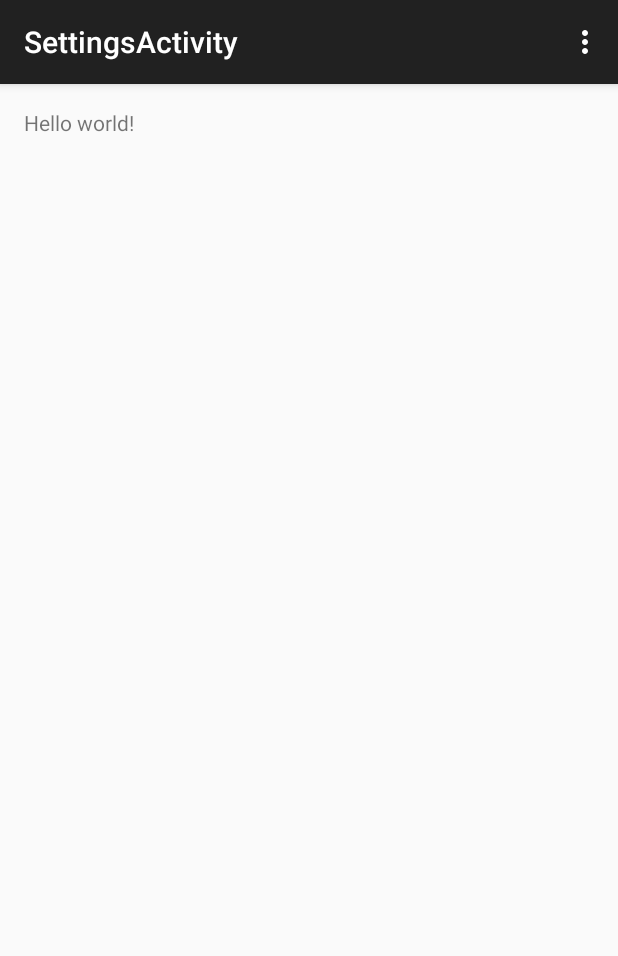
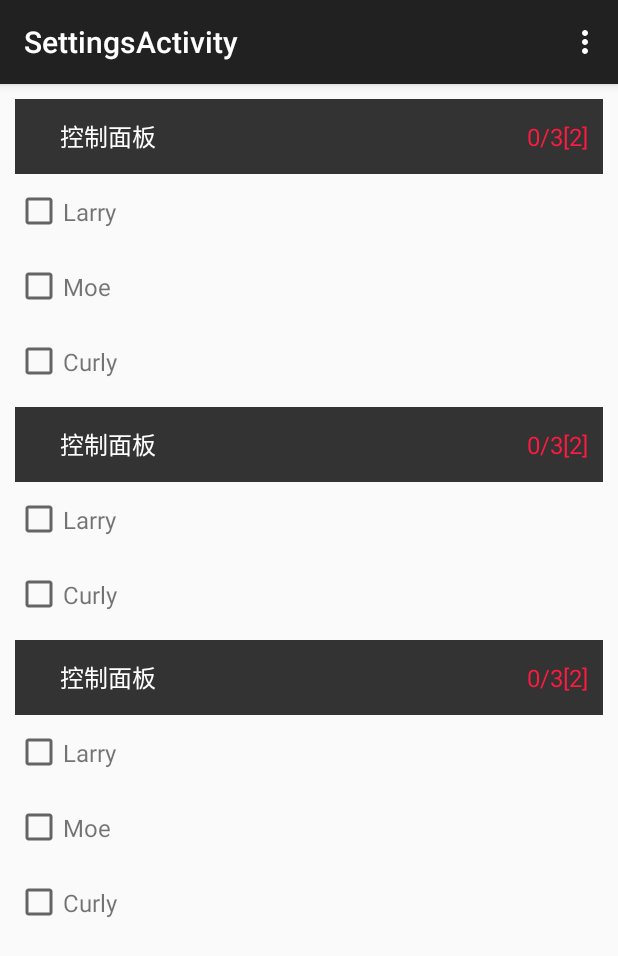
Before and after one commit to offbye/PiBoat, an Android app: the SettingsActivity screen opened directly, with no data from a screen before it, on a phone screen of 412 x 824 dp. Shown: the top 956 px of the screen. Run offline under Robolectric (Android 15) with nearby library versions, the phone set to English and light mode, and no system bars; our stand-ins replace ButterKnife.

Commit message:
设置jiemian

```diff
--- a/androidapp/app/src/main/java/com/qianmi/boat/activity/SettingsActivity.java
+++ b/androidapp/app/src/main/java/com/qianmi/boat/activity/SettingsActivity.java
@@ -1,18 +1,33 @@
 package com.qianmi.boat.activity;
 
+import android.os.Bundle;
 import android.support.v7.app.AppCompatActivity;
-import android.os.Bundle;
 import android.view.Menu;
 import android.view.MenuItem;
 
 import com.qianmi.boat.R;
+import com.qianmi.boat.widget.CheckListRelativeLayout;
+
+import java.util.Arrays;
+
+import butterknife.Bind;
+import butterknife.ButterKnife;
 
 public class SettingsActivity extends AppCompatActivity {
+
+    @Bind(R.id.linar_setting1)
+    CheckListRelativeLayout linarSetting1;
+    @Bind(R.id.linar_setting2)
+    CheckListRelativeLayout linarSetting2;
+    @Bind(R.id.linar_setting3)
+    CheckListRelativeLayout linarSetting3;
 
     @Override
     protected void onCreate(Bundle savedInstanceState) {
         super.onCreate(savedInstanceState);
         setContentView(R.layout.activity_settings);
+        ButterKnife.bind(this);
+        settData();
     }
 
     @Override
@@ -36,4 +51,11 @@ public class SettingsActivity extends AppCompatActivity {
 
         return super.onOptionsItemSelected(item);
     }
+
+    private void settData() {
+        linarSetting1.setListViews( Arrays.asList("Larry", "Moe", "Curly"));
+        linarSetting2.setListViews( Arrays.asList("Larry", "Curly"));
+        linarSetting3.setListViews( Arrays.asList("Larry", "Moe", "Curly"));
+
+    }
 }
--- /dev/null
+++ b/androidapp/app/src/main/java/com/qianmi/boat/envent/DataChangeListener.java
@@ -0,0 +1,7 @@
+package com.qianmi.boat.envent;
+
+/**
+ */
+public interface DataChangeListener {
+    void dataChange(DataChangeEvent event, int count);
+}
--- /dev/null
+++ b/androidapp/app/src/main/java/com/qianmi/boat/widget/CheckItemView.java
@@ -0,0 +1,79 @@
+package com.qianmi.boat.widget;
+
+import android.content.Context;
+import android.util.AttributeSet;
+import android.view.LayoutInflater;
+import android.widget.CheckBox;
+import android.widget.CompoundButton;
+import android.widget.RelativeLayout;
+import android.widget.TextView;
+
+import com.qianmi.boat.R;
+import com.qianmi.boat.envent.DataChangeEvent;
+import com.qianmi.boat.envent.DataChangeListener;
+
+/**
+ * Created by su on 2015/8/21.
+ */
+public class CheckItemView extends RelativeLayout implements DataChangeListener{
+
+    private Context context;
+    private CheckBox mCheckBox;
+    private TextView mTextView;
+    private DataChangeListener myDataChangeListener;
+
+    public CheckItemView(Context context, AttributeSet attrs) {
+        super(context, attrs);
+        this.context = context;
+        initViews();
+        addListener();
+    }
+
+    public CheckItemView(Context context,String cont) {
+        super(context);
+        this.context = context;
+        initViews();
+        mTextView.setText(cont);
+        addListener();
+    }
+
+    private void initViews() {
+        LayoutInflater inflater = (LayoutInflater) context.getSystemService(Context.LAYOUT_INFLATER_SERVICE);
+        inflater.inflate(R.layout.check_item_relative, this);
+        this.mCheckBox = (CheckBox) findViewById(R.id.checkbox_item);
+        this.mTextView = (TextView) findViewById(R.id.textview_item);
+    }
+
+    public boolean isChoosed() {
+        return mCheckBox.isChecked();
+    }
+
+    private void addListener() {
+        mCheckBox.setOnCheckedChangeListener(new CompoundButton.OnCheckedChangeListener() {
+            @Override
+            public void onCheckedChanged(CompoundButton buttonView, boolean isChecked) {
+                if(isChecked) {
+                    onDataChange(0);
+                }else {
+                    onDataChange(1);
+                }
+            }
+        });
+    }
+
+    public void setDataChangeListener(DataChangeListener listener) {
+        myDataChangeListener = listener;
+    }
+
+    @Override
+    public void dataChange(DataChangeEvent event,int count) {
+        // TODO Auto-generated method stub
+    }
+
+    protected void onDataChange(int count) {
+        if (myDataChangeListener == null)
+            return;
+        DataChangeEvent event = new DataChangeEvent(this, count);
+        myDataChangeListener.dataChange(event,count);
+    }
+}
--- /dev/null
+++ b/androidapp/app/src/main/java/com/qianmi/boat/widget/CheckListRelativeLayout.java
@@ -0,0 +1,106 @@
+package com.qianmi.boat.widget;
+
+import android.content.Context;
+import android.util.AttributeSet;
+import android.view.LayoutInflater;
+import android.view.View;
+import android.widget.LinearLayout;
+import android.widget.RelativeLayout;
+import android.widget.TextView;
+
+import com.qianmi.boat.R;
+import com.qianmi.boat.envent.DataChangeEvent;
+import com.qianmi.boat.envent.DataChangeListener;
+
+import java.util.ArrayList;
+import java.util.List;
+
+/**
+ * Created by su on 2015/8/21.
+ */
+public class CheckListRelativeLayout extends LinearLayout {
+
+
+    private Context context;
+    private TextView tvTitleName;
+    private TextView tvTitleDetail;
+    private LinearLayout linearCont;
+    private RelativeLayout relateiveLayout;
+
+    private String name;
+    private ArrayList<String> checkItemList = new ArrayList<>();
+
+    public CheckListRelativeLayout(Context context,String name,ArrayList<String> list) {
+        super(context);
+        this.context = context;
+        initViews();
+        this.checkItemList.addAll(list);
+        addContView();
+    }
+
+    public CheckListRelativeLayout(Context context, AttributeSet attrs) {
+        super(context, attrs);
+        this.context = context;
+        initViews();
+    }
+
+    private void initViews() {
+        LayoutInflater inflater = (LayoutInflater) context.getSystemService(Context.LAYOUT_INFLATER_SERVICE);
+        inflater.inflate(R.layout.check_list_linearlayout, this);
+        this.tvTitleName = (TextView) findViewById(R.id.tv_title_name);
+        this.tvTitleDetail = (TextView) findViewById(R.id.tv_title_detail);
+        linearCont = (LinearLayout) findViewById(R.id.linear_cont);
+        relateiveLayout = (RelativeLayout) findViewById(R.id.relative_title);
+        relateiveLayout.setOnClickListener(new OnClickListener() {
+            @Override
+            public void onClick(View v) {
+                if(linearCont.getVisibility() == VISIBLE){
+                    linearCont.setVisibility(GONE);
+                }else{
+                    linearCont.setVisibility(VISIBLE);
+                }
+            }
+        });
+    }
+
+    private void addContView() {
+        for (int i = 0; i < checkItemList.size(); i++) {
+            CheckItemView checkItemView = new CheckItemView(context, checkItemList.get(i));
+            linearCont.addView(checkItemView);
+            checkItemView.setDataChangeListener(new DataChangeListener() {
+                @Override
+                public void dataChange(DataChangeEvent event, int count) {
+                    refreshView();
+                }
+            });
+        }
+    }
+
+    private void refreshView() {
+        int count = 0;
+        int allCount = linearCont.getChildCount();
+        for (int i = 0; i < allCount; i++) {
+            if(((CheckItemView)linearCont.getChildAt(i)).isChoosed()){
+                count++;
+            }
+        }
+        if (allCount == count) {
+            tvTitleDetail.setTextColor(getResources().getColor(R.color.white));
+            linearCont.setVisibility(GONE);
+        }else{
+            linearCont.setVisibility(VISIBLE);
+            tvTitleDetail.setTextColor(getResources().getColor(R.color.red));
+        }
+        tvTitleDetail.setText(count+"/"+allCount+"["+allCount+"]");
+    }
+
+    private void getSelectedCount() {
+
+    }
+
+    public void setListViews(List<String> list) {
+        this.checkItemList.addAll(list);
+        addContView();
+    }
+
+}
--- a/androidapp/app/src/main/res/layout/activity_settings.xml
+++ b/androidapp/app/src/main/res/layout/activity_settings.xml
@@ -1,12 +1,38 @@
 <RelativeLayout xmlns:android="http://schemas.android.com/apk/res/android"
     xmlns:tools="http://schemas.android.com/tools" android:layout_width="match_parent"
-    android:layout_height="match_parent" android:paddingLeft="@dimen/activity_horizontal_margin"
-    android:paddingRight="@dimen/activity_horizontal_margin"
-    android:paddingTop="@dimen/activity_vertical_margin"
-    android:paddingBottom="@dimen/activity_vertical_margin"
+    android:layout_height="match_parent"
     tools:context="com.qianmi.boat.activity.SettingsActivity">
 
-    <TextView android:text="@string/hello_world" android:layout_width="wrap_content"
-        android:layout_height="wrap_content" />
+    <ScrollView
+        android:layout_width="match_parent"
+        android:layout_height="wrap_content">
+        <LinearLayout
+            android:orientation="vertical"
+            android:layout_width="match_parent"
+            android:layout_height="wrap_content"
+            android:paddingLeft="@dimen/activity_horizontal_margin"
+            android:paddingRight="@dimen/activity_horizontal_margin"
+            android:paddingTop="@dimen/activity_vertical_margin"
+            android:paddingBottom="@dimen/activity_vertical_margin">
+            <com.qianmi.boat.widget.CheckListRelativeLayout
+                android:layout_width="match_parent"
+                android:layout_height="wrap_content"
+                android:layout_marginBottom="5dp"
+                android:id="@+id/linar_setting1">
+            </com.qianmi.boat.widget.CheckListRelativeLayout>
+            <com.qianmi.boat.widget.CheckListRelativeLayout
+                android:layout_width="match_parent"
+                android:layout_height="wrap_content"
+                android:layout_marginBottom="5dp"
+                android:id="@+id/linar_setting2">
+            </com.qianmi.boat.widget.CheckListRelativeLayout>
+            <com.qianmi.boat.widget.CheckListRelativeLayout
+                android:layout_width="match_parent"
+                android:layout_height="wrap_content"
+                android:layout_marginBottom="5dp"
+                android:id="@+id/linar_setting3">
+            </com.qianmi.boat.widget.CheckListRelativeLayout>
+        </LinearLayout>
+    </ScrollView>
 
 </RelativeLayout>
--- /dev/null
+++ b/androidapp/app/src/main/res/layout/check_item_relative.xml
@@ -0,0 +1,20 @@
+<?xml version="1.0" encoding="utf-8"?>
+<RelativeLayout xmlns:android="http://schemas.android.com/apk/res/android"
+    android:layout_width="match_parent" android:layout_height="50dp">
+
+    <CheckBox
+        android:id="@+id/checkbox_item"
+        android:layout_width="wrap_content"
+        android:layout_height="wrap_content"
+        android:layout_centerVertical="true"/>
+
+    <TextView
+        android:id="@+id/textview_item"
+        android:layout_width="wrap_content"
+        android:layout_height="wrap_content"
+        android:layout_toRightOf="@+id/checkbox_item"
+        android:text="方向"
+        android:textSize="@dimen/default_font_size"
+        android:layout_centerVertical="true"/>
+
+</RelativeLayout>
--- /dev/null
+++ b/androidapp/app/src/main/res/layout/check_list_linearlayout.xml
@@ -0,0 +1,40 @@
+<?xml version="1.0" encoding="utf-8"?>
+<LinearLayout xmlns:android="http://schemas.android.com/apk/res/android"
+    android:orientation="vertical" android:layout_width="match_parent"
+    android:layout_height="wrap_content">
+
+        <RelativeLayout
+            android:id="@+id/relative_title"
+            android:background="#333333"
+            android:layout_width="match_parent"
+            android:layout_height="50dp">
+
+            <TextView
+                android:id="@+id/tv_title_name"
+                android:layout_width="wrap_content"
+                android:layout_height="wrap_content"
+                android:layout_centerVertical="true"
+                android:textColor="@color/yellow"
+                android:textSize="@dimen/default_title_font_size"
+                android:layout_marginLeft="30dp"
+                android:text="控制面板"/>
+
+            <TextView
+                android:id="@+id/tv_title_detail"
+                android:layout_width="wrap_content"
+                android:layout_height="wrap_content"
+                android:layout_alignParentRight="true"
+                android:layout_centerVertical="true"
+                android:textColor="@color/red"
+                android:textSize="@dimen/default_title_font_size"
+                android:layout_marginRight="10dp"
+                android:text="0/3[2]"/>
+        </RelativeLayout>
+        <LinearLayout
+            android:id="@+id/linear_cont"
+            android:orientation="vertical"
+            android:layout_width="match_parent"
+            android:layout_height="wrap_content">
+
+    </LinearLayout>
+</LinearLayout>
--- a/androidapp/app/src/main/res/values/dimens.xml
+++ b/androidapp/app/src/main/res/values/dimens.xml
@@ -1,5 +1,8 @@
 <resources>
     <!-- Default screen margins, per the Android Design guidelines. -->
-    <dimen name="activity_horizontal_margin">16dp</dimen>
-    <dimen name="activity_vertical_margin">16dp</dimen>
+    <dimen name="activity_horizontal_margin">10dp</dimen>
+    <dimen name="activity_vertical_margin">10dp</dimen>
+
+    <dimen name="default_font_size">16sp</dimen>
+    <dimen name="default_title_font_size">16sp</dimen>
 </resources>
```
Also changed, not shown: androidapp/app/src/main/java/com/qianmi/boat/envent/DataChangeEvent.java (added, +26 -0 lines), androidapp/app/src/main/res/values/colors.xml (added, +30 -0 lines).
